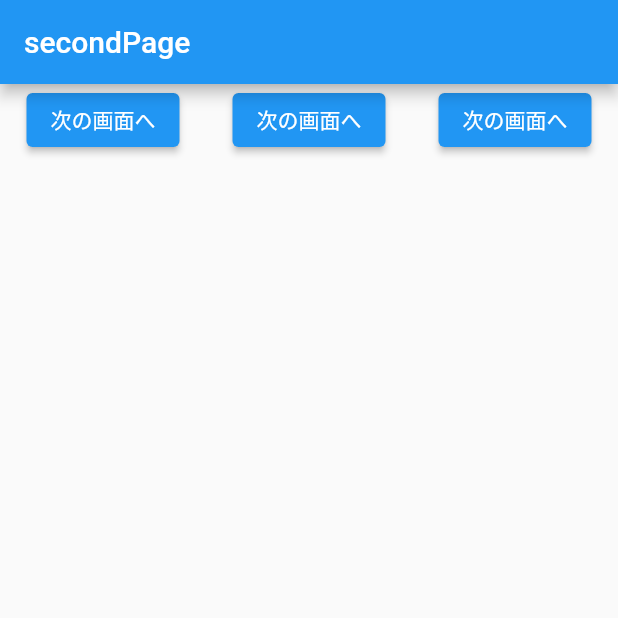
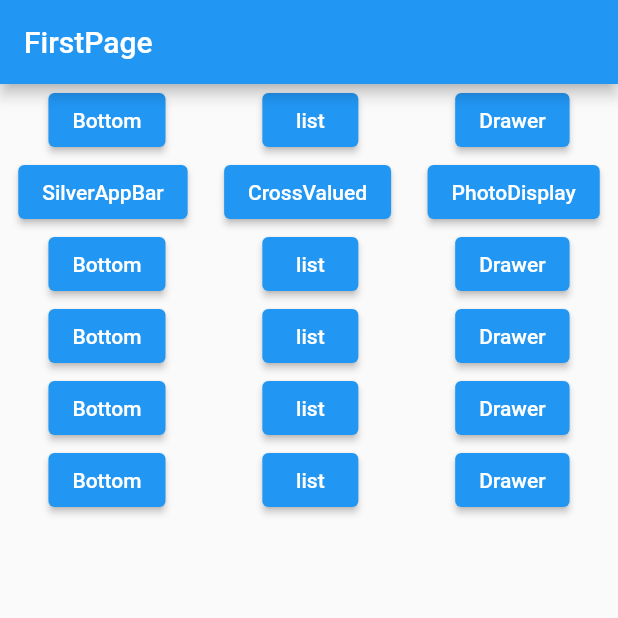
Before and after one commit to ootake-30258/sample, a Flutter app: the screen it shows after launch, on a phone screen of 412 x 824 dp, the top half of it. Run offline on Flutter 3.47's test engine with Material 2 defaults, Android fonts, the phone set to English and light mode, and no system bars.

Commit message:
3回目のコミットです

```diff
--- a/lib/main.dart
+++ b/lib/main.dart
@@ -1,7 +1,6 @@
 import 'package:flutter/material.dart';
-import 'package:sample/secondPage.dart';
 
-import 'firstPage.dart';
+import 'widget_management/firstPage.dart';
 
 void main() => runApp(MyApp());
 
@@ -13,7 +12,7 @@ class MyApp extends StatelessWidget {
     return MaterialApp(
       title: "FlutterDemo",
       theme: ThemeData(primarySwatch: Colors.blue),
-      home: SecondPage(),
+      home: const SecondPage(),
     );
   }
 }
--- a/lib/secondPage.dart
+++ /dev/null
@@ -1,37 +0,0 @@
-import 'package:flutter/material.dart';
-import 'package:sample/stateful.dart';
-
-import 'firstPage.dart';
-
-class SecondPage extends StatelessWidget{
-  @override
-  Widget build(BuildContext context) {
-    return Scaffold(
-      appBar: AppBar(
-        title: const Text('secondPage'),
-      ),
-      body: Row(
-        mainAxisAlignment: MainAxisAlignment.spaceAround,
-        children: [
-          _nextPageButton(context, "次の画面へ"),
-          _nextPageButton(context, "次の画面へ"),
-          _nextPageButton(context, "次の画面へ"),
-        ],
-      ),
-    );
-  }
-
-  Widget _nextPageButton(BuildContext context, String text){
-    return ElevatedButton(
-      onPressed: () {
-        Navigator.push(
-          context,
-          MaterialPageRoute(
-              builder: (context) => MyStatefulWidget()
-          ),
-        );
-      },
-      child: Text("次の画面へ"),
-    );
-  }
-}
--- /dev/null
+++ b/lib/widget_management/firstPage.dart
@@ -0,0 +1,87 @@
+import 'package:flutter/material.dart';
+import 'package:sample/widget_management/bottomNavigation.dart';
+import 'package:sample/widget_management/crossValued.dart';
+import 'package:sample/widget_management/photoDisplay.dart';
+import 'package:sample/widget_management/sliverAppBar.dart';
+
+import 'drawer.dart';
+import 'list.dart';
+
+class SecondPage extends StatelessWidget{
+  const SecondPage({super.key});
+
+  @override
+  Widget build(BuildContext context) {
+    return Scaffold(
+      appBar: AppBar(
+        title: const Text('FirstPage'),
+      ),
+      body: Column(
+        children: [
+          Row(
+            mainAxisAlignment: MainAxisAlignment.spaceAround,
+            children: [
+              _nextPageButton(context, "Bottom", const MyStatefulWidget()),
+              _nextPageButton(context, "list", const ListPage()),
+              _nextPageButton(context, "Drawer", const DrawerPage()),
+            ],
+          ),
+          Row(
+            mainAxisAlignment: MainAxisAlignment.spaceAround,
+            children: [
+              _nextPageButton(context, "SilverAppBar", const SilverAppBar()),
+              _nextPageButton(context, "CrossValued", CrossValued()),
+              _nextPageButton(context, "PhotoDisplay", PhotoDisplay()),
+            ],
+          ),
+          Row(
+            mainAxisAlignment: MainAxisAlignment.spaceAround,
+            children: [
+              _nextPageButton(context, "Bottom", const MyStatefulWidget()),
+              _nextPageButton(context, "list", const ListPage()),
+              _nextPageButton(context, "Drawer", const DrawerPage()),
+            ],
+          ),
+          Row(
+            mainAxisAlignment: MainAxisAlignment.spaceAround,
+            children: [
+              _nextPageButton(context, "Bottom", const MyStatefulWidget()),
+              _nextPageButton(context, "list", const ListPage()),
+              _nextPageButton(context, "Drawer", const DrawerPage()),
+            ],
+          ),
+          Row(
+            mainAxisAlignment: MainAxisAlignment.spaceAround,
+            children: [
+              _nextPageButton(context, "Bottom", const MyStatefulWidget()),
+              _nextPageButton(context, "list", const ListPage()),
+              _nextPageButton(context, "Drawer", const DrawerPage()),
+            ],
+          ),
+          Row(
+            mainAxisAlignment: MainAxisAlignment.spaceAround,
+            children: [
+              _nextPageButton(context, "Bottom", const MyStatefulWidget()),
+              _nextPageButton(context, "list", const ListPage()),
+              _nextPageButton(context, "Drawer", const DrawerPage()),
+            ],
+          ),
+        ],
+      ),
+    );
+  }
+
+  Widget _nextPageButton(BuildContext context, String text, Widget widget){
+    return ElevatedButton(
+      onPressed: () {
+        Navigator.push(
+          context,
+          MaterialPageRoute(
+              builder: (context) => widget
+          ),
+        );
+      },
+      child: Text(text),//動的
+    );
+  }
+}
--- a/pubspec.yaml
+++ b/pubspec.yaml
@@ -61,7 +61,8 @@ flutter:
   uses-material-design: true
 
   # To add assets to your application, add an assets section, like this:
-  # assets:
+  assets:
+    - images/2022-01-08 (13).png
   #   - images/a_dot_burr.jpeg
   #   - images/a_dot_ham.jpeg
 
```
Also changed, not shown: lib/firstPage.dart (deleted, +0 -55 lines), lib/stateful.dart (deleted, +0 -65 lines), lib/widget_management/bottomNavigation.dart (added, +68 -0 lines), lib/widget_management/crossValued.dart (added, +80 -0 lines), lib/widget_management/drawer.dart (added, +34 -0 lines), lib/widget_management/list.dart (added, +60 -0 lines), lib/widget_management/photoDisplay.dart (added, +32 -0 lines), lib/widget_management/sliverAppBar.dart (added, +42 -0 lines), pubspec.lock, 1 other file.
